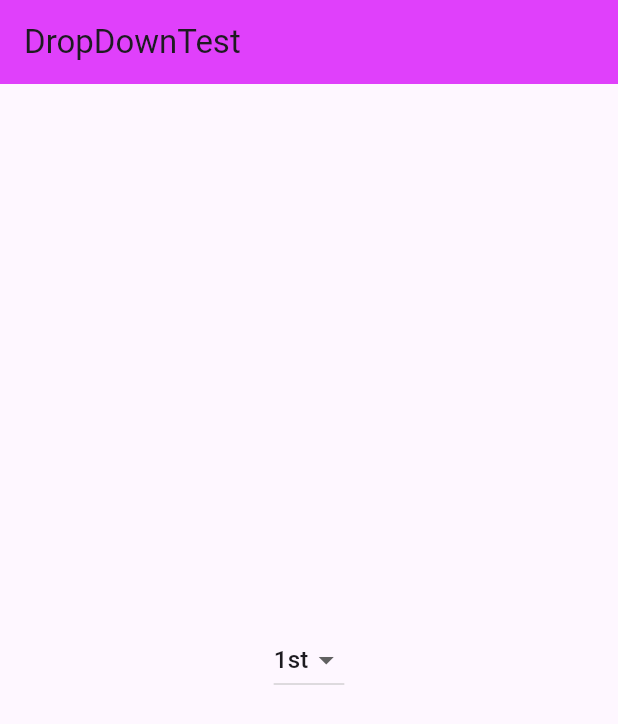
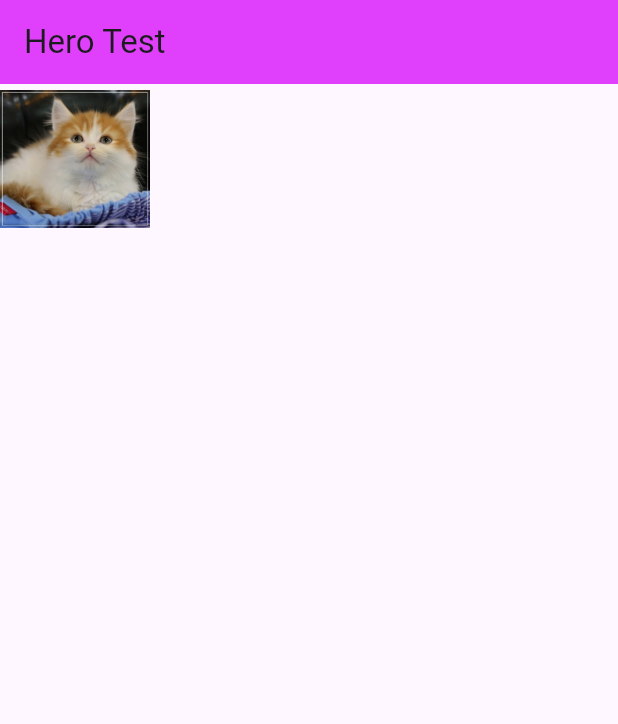
Before and after one commit to KK-Hyeok/2023Flutter, a Flutter app: the screen it shows after launch, on a phone screen of 412 x 824 dp. Shown: the top 724 px of the screen. Run offline on Flutter 3.47's test engine with Material 2 defaults, Android fonts, the phone set to English and light mode, and no system bars.

Commit message:
2023-11-09
end

```diff
--- /dev/null
+++ b/ch5/lib/HeroTest.dart
@@ -0,0 +1,53 @@
+import 'package:flutter/cupertino.dart';
+import 'package:flutter/material.dart';
+
+class HeroTest extends StatefulWidget {
+  const HeroTest({super.key});
+
+  @override
+  State<HeroTest> createState() => _HeroTestState();
+}
+
+class _HeroTestState extends State<HeroTest> {
+  @override
+  Widget build(BuildContext context) {
+    return Scaffold(
+      appBar: AppBar(
+        title: Text('Hero Test'),
+        backgroundColor: Colors.purpleAccent,
+      ),
+      body: GestureDetector(
+        onTap: (){
+          Navigator.push(
+              context,
+              MaterialPageRoute(
+                  builder: (context){
+                    return HeroDetailPage();
+                  })
+          );
+        },
+        child: Hero(
+          tag: 'image',
+          child: Image.asset('assets/cat.jpg',
+          width: 100,
+          height: 100,),
+        ),
+      ),
+    );
+  }
+}
+
+class HeroDetailPage extends StatelessWidget{
+  Widget build(BuildContext context){
+    return Scaffold(
+      appBar: AppBar(title:
+      Text('Hero Detail'),
+        backgroundColor: Colors.purpleAccent,
+      ),
+      body: Hero(
+        tag: 'image',
+        child: Image.asset('assets/cat.jpg'),
+      ),
+    );
+  }
+}
--- a/ch5/lib/main.dart
+++ b/ch5/lib/main.dart
@@ -1,9 +1,14 @@
+import 'package:ch5/AlertDialogTest.dart';
+import 'package:ch5/HeroTest.dart';
 import 'package:ch5/RadioTest.dart';
 import 'package:flutter/material.dart';
+import 'DatePickerTest.dart';
 import 'DropDownTest.dart';
+import 'EventTest.dart';
 import 'TextFieldTest.dart';
 import 'CheckBoxTest.dart';
 import 'RadioTest.dart';
+import 'HeroTest.dart';
 
 void main() {
   runApp(const MyApp());
@@ -21,7 +26,7 @@ class MyApp extends StatelessWidget {
         useMaterial3: true,
       ),
       //home: const ContainerTest(),
-      home: DropDownTest(),
+      home: HeroTest(),
     );
   }
 }
--- a/ch5/pubspec.yaml
+++ b/ch5/pubspec.yaml
@@ -52,7 +52,8 @@ dev_dependencies:
 
 # The following section is specific to Flutter packages.
 flutter:
-
+  assets:
+    - assets/
   # The following line ensures that the Material Icons font is
   # included with your application, so that you can use the icons in
   # the material Icons class.
```
Also changed, not shown: ch5/lib/AlertDialogTest.dart (+39 -1 lines), ch5/lib/DatePickerTest.dart (added, +49 -0 lines), ch5/lib/EventTest.dart (added, +48 -0 lines), ch5/assets/cat.jpg (added).
